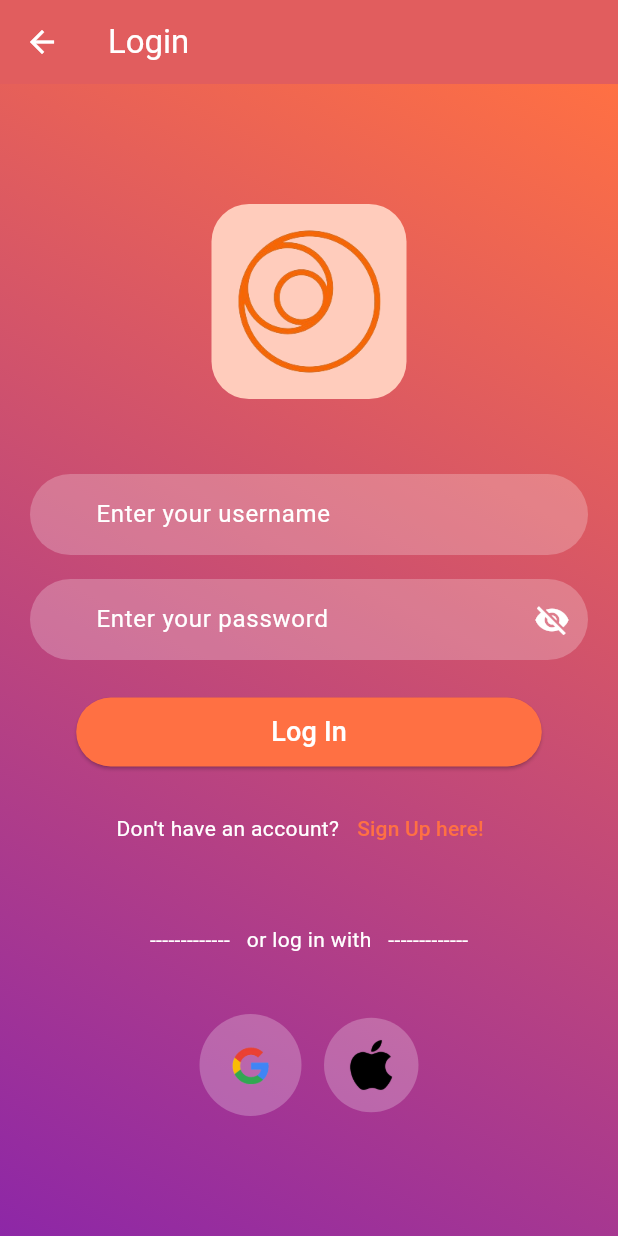
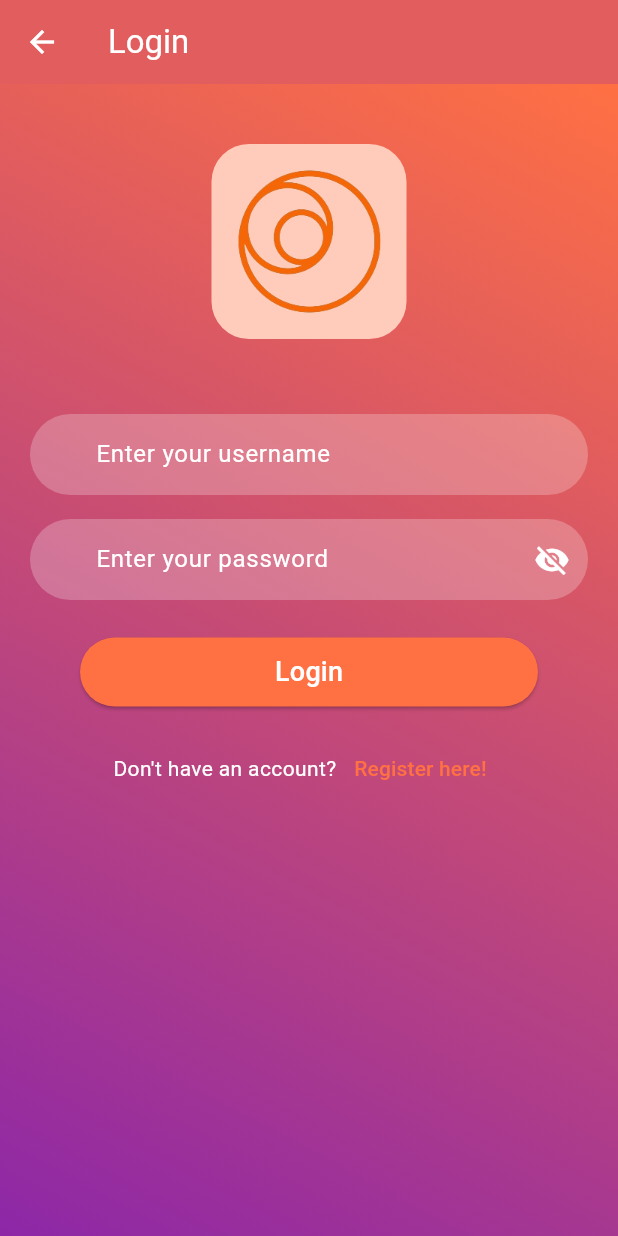
Before and after one commit to opiyodon/synctours, a Flutter app: the Login screen opened directly, on a phone screen of 412 x 824 dp. Run offline on Flutter 3.47's test engine with Material 3 defaults, Android fonts, the light colour scheme and no system bars; our stand-ins replace flutter_spinkit.

Commit message:
finished refactoring code and folder structure in readiness to firebase intergration

```diff
--- a/lib/screens/auth/authentication.dart
+++ b/lib/screens/auth/authentication.dart
@@ -48,7 +48,7 @@ class Authentication extends StatelessWidget {
                     ),
                   ),
                   child: const Text(
-                    'Log In',
+                    'Login',
                     style: TextStyle(
                       fontSize: 18.0,
                       color: AppColors.buttonText,
@@ -59,7 +59,7 @@ class Authentication extends StatelessWidget {
                 ElevatedButton(
                   onPressed: () {
                     // Navigate to the sign-up page
-                    Navigator.pushNamed(context, '/sign_up');
+                    Navigator.pushNamed(context, '/register');
                   },
                   style: ElevatedButton.styleFrom(
                     backgroundColor: Colors.white,
@@ -75,7 +75,7 @@ class Authentication extends StatelessWidget {
                     ),
                   ),
                   child: const Text(
-                    'Sign Up',
+                    'Register',
                     style: TextStyle(
                       fontSize: 18.0,
                       color: AppColors.accent,
--- a/lib/screens/auth/login.dart
+++ b/lib/screens/auth/login.dart
@@ -72,7 +72,6 @@ class LoginState extends State<Login> {
                           child: Column(
                             mainAxisAlignment: MainAxisAlignment.center,
                             children: [
-                              const Spacer(),
                               Container(
                                 padding: const EdgeInsets.all(15),
                                 decoration: const BoxDecoration(
@@ -89,7 +88,8 @@ class LoginState extends State<Login> {
                               ),
                               const SizedBox(height: 50),
                               Padding(
-                                padding: const EdgeInsets.symmetric(horizontal: 20),
+                                padding:
+                                    const EdgeInsets.symmetric(horizontal: 20),
                                 child: Column(
                                   children: [
                                     TextFormField(
@@ -100,14 +100,16 @@ class LoginState extends State<Login> {
                                             color: AppColors.buttonText),
                                         filled: true,
                                         fillColor: AppColors.authInput,
-                                        contentPadding: const EdgeInsets.fromLTRB(
-                                            40, 15, 40, 15),
+                                        contentPadding:
+                                            const EdgeInsets.fromLTRB(
+                                                40, 15, 40, 15),
                                         border: OutlineInputBorder(
-                                          borderRadius: BorderRadius.circular(30.0),
+                                          borderRadius:
+                                              BorderRadius.circular(30.0),
                                           borderSide: BorderSide.none,
                                         ),
-                                        errorStyle:
-                                            const TextStyle(color: AppColors.error),
+                                        errorStyle: const TextStyle(
+                                            color: AppColors.error),
                                       ),
                                       validator: (value) {
                                         if (value == null || value.isEmpty) {
@@ -128,10 +130,12 @@ class LoginState extends State<Login> {
                                             color: AppColors.buttonText),
                                         filled: true,
                                         fillColor: AppColors.authInput,
-                                        contentPadding: const EdgeInsets.fromLTRB(
-                                            40, 15, 40, 15),
+                                        contentPadding:
+                                            const EdgeInsets.fromLTRB(
+                                                40, 15, 40, 15),
                                         border: OutlineInputBorder(
-                                          borderRadius: BorderRadius.circular(30.0),
+                                          borderRadius:
+                                              BorderRadius.circular(30.0),
                                           borderSide: BorderSide.none,
                                         ),
                                         suffixIcon: IconButton(
@@ -147,8 +151,8 @@ class LoginState extends State<Login> {
                                             });
                                           },
                                         ),
-                                        errorStyle:
-                                            const TextStyle(color: AppColors.error),
+                                        errorStyle: const TextStyle(
+                                            color: AppColors.error),
                                       ),
                                       validator: (value) {
                                         if (value == null || value.isEmpty) {
@@ -167,11 +171,12 @@ class LoginState extends State<Login> {
                                         padding: const EdgeInsets.symmetric(
                                             horizontal: 130.0, vertical: 10.0),
                                         shape: RoundedRectangleBorder(
-                                          borderRadius: BorderRadius.circular(30.0),
+                                          borderRadius:
+                                              BorderRadius.circular(30.0),
                                         ),
                                       ),
                                       child: const Text(
-                                        'Log In',
+                                        'Login',
                                         style: TextStyle(
                                           fontSize: 18.0,
                                           color: AppColors.buttonText,
@@ -180,7 +185,8 @@ class LoginState extends State<Login> {
                                     ),
                                     const SizedBox(height: 16),
                                     Row(
-                                      mainAxisAlignment: MainAxisAlignment.center,
+                                      mainAxisAlignment:
+                                          MainAxisAlignment.center,
                                       children: [
                                         const Text(
                                           "Don't have an account?",
@@ -191,58 +197,12 @@ class LoginState extends State<Login> {
                                           onPressed: () {
                                             // Navigate to the sign-up page
                                             Navigator.pushNamed(
-                                                context, '/sign_up');
+                                                context, '/register');
                                           },
                                           child: const Text(
-                                            'Sign Up here!',
-                                            style:
-                                                TextStyle(color: AppColors.accent),
-                                          ),
-                                        ),
-                                      ],
-                                    ),
-                                    const SizedBox(height: 40),
-                                    const Text(
-                                      "-------------   or log in with   -------------",
-                                      style: TextStyle(color: AppColors.buttonText),
-                                    ),
-                                    const SizedBox(height: 40),
-                                    Row(
-                                      mainAxisAlignment: MainAxisAlignment.center,
-                                      children: [
-                                        Container(
-                                          padding: const EdgeInsets.all(1),
-                                          decoration: const BoxDecoration(
-                                            color: AppColors.authInput,
-                                            shape: BoxShape.circle,
-                                          ),
-                                          child: IconButton(
-                                            icon: Image.asset(
-                                              'assets/icon/google.png',
-                                              width: 50.0,
-                                              height: 50.0,
-                                            ),
-                                            onPressed: () {
-                                              // Handle Google button tap
-                                            },
-                                          ),
-                                        ),
-                                        const SizedBox(width: 15),
-                                        Container(
-                                          padding: const EdgeInsets.all(6),
-                                          decoration: const BoxDecoration(
-                                            color: AppColors.authInput,
-                                            shape: BoxShape.circle,
-                                          ),
-                                          child: IconButton(
-                                            icon: Image.asset(
-                                              'assets/icon/apple.png',
-                                              width: 35.0,
-                                              height: 35.0,
-                                            ),
-                                            onPressed: () {
-                                              // Handle Apple button tap
-                                            },
+                                            'Register here!',
+                                            style: TextStyle(
+                                                color: AppColors.accent),
                                           ),
                                         ),
                                       ],
```
Also changed, not shown: lib/main.dart (+22 -2 lines), lib/screens/auth/register.dart (renamed from lib/screens/auth/sign_up.dart, +64 -99 lines), lib/shared/loading.dart (+10 -5 lines).
